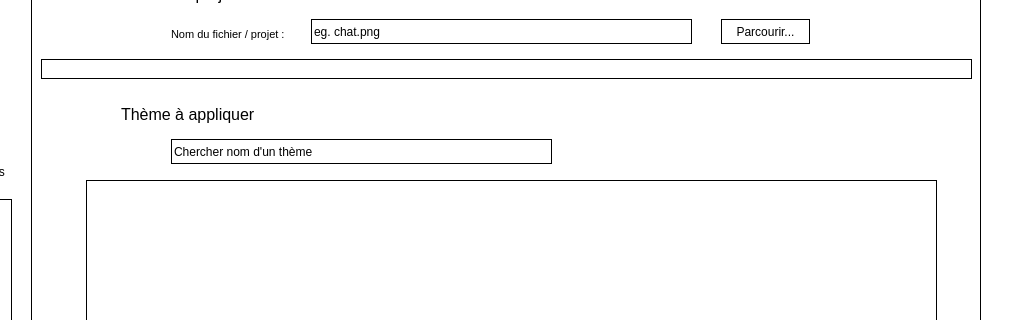
Before: the Qt Designer form ui/mainwindow.ui in flo-kocher/color-theme-manager, drawn with Qt 5; both pictures show x 189 to 1200 and y 138 to 458 of the 1200 by 600 pixel window.
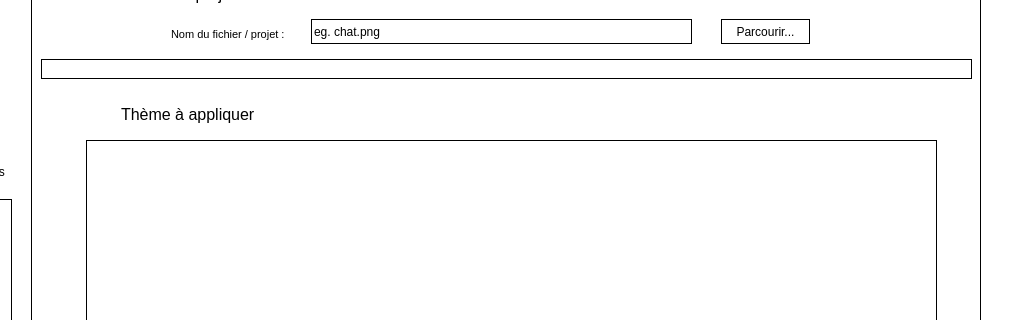
After: the same form once the commit is applied. The open tabs and pages were chosen to show the change.

What changed in the file:
```diff
--- a/ui/mainwindow.ui
+++ b/ui/mainwindow.ui
@@ -299,19 +299,6 @@
         <enum>Qt::Horizontal</enum>
        </property>
       </widget>
-      <widget class="QLineEdit" name="lineEdit_4">
-       <property name="geometry">
-        <rect>
-         <x>140</x>
-         <y>240</y>
-         <width>381</width>
-         <height>25</height>
-        </rect>
-       </property>
-       <property name="text">
-        <string>Chercher nom d'un thème</string>
-       </property>
-      </widget>
       <widget class="QLabel" name="label_51">
        <property name="geometry">
         <rect>
@@ -358,9 +345,9 @@
        <property name="geometry">
         <rect>
          <x>55</x>
-         <y>281</y>
+         <y>241</y>
          <width>851</width>
-         <height>161</height>
+         <height>201</height>
         </rect>
        </property>
        <property name="viewMode">
```
Left out of the diff: 32 changed lines with no effect on the pictures.
